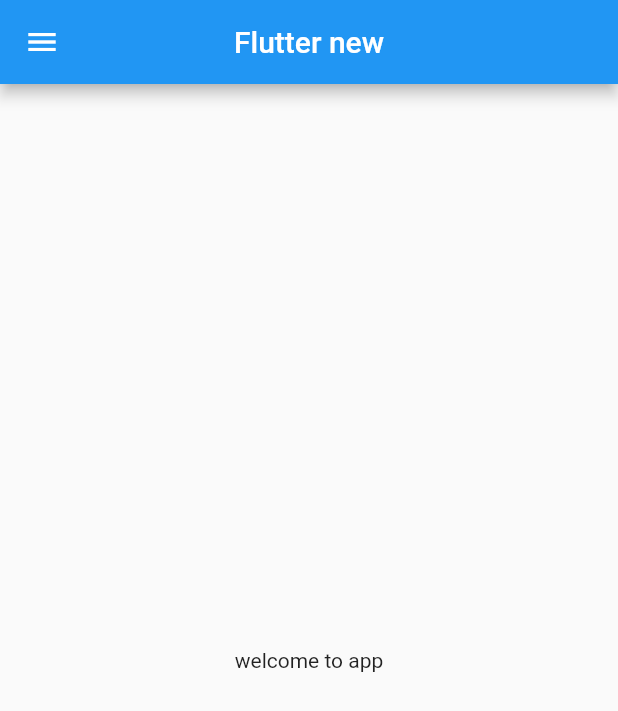
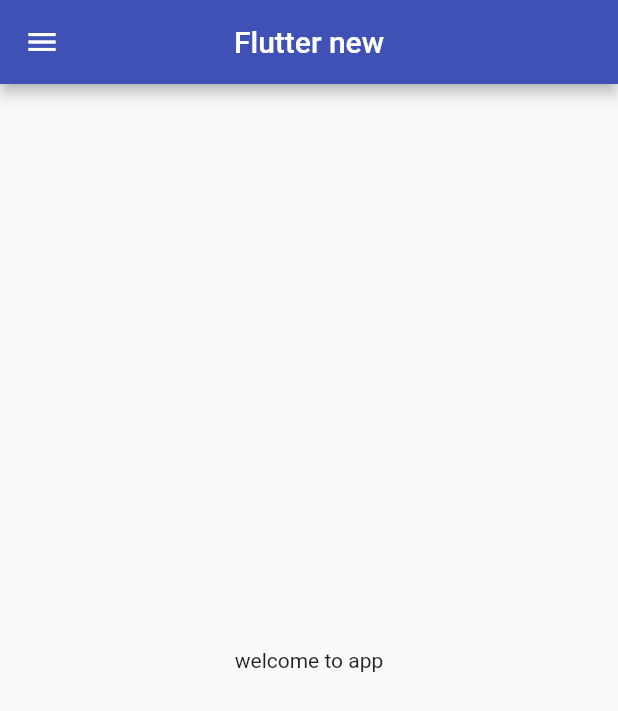
Before and after one commit to spark-coder/Fluttercatalog, a Flutter app: the screen it shows after launch, on a phone screen of 412 x 824 dp. Shown: the top 711 px of the screen. Run offline on Flutter 3.47's test engine with Material 2 defaults, Android fonts, the phone set to English and light mode, and no system bars.

Commit message:
new file created

```diff
--- a/lib/main.dart
+++ b/lib/main.dart
@@ -1,5 +1,6 @@
 import 'package:flutter/material.dart';
-import 'package:flutter_application_2/home_page.dart';
+import 'package:flutter_application_2/pages/home_page.dart';
+import 'package:flutter_application_2/pages/login_page.dart';
 
 void main() {
   runApp(const MyApp());
@@ -11,7 +12,15 @@ class MyApp extends StatelessWidget {
   @override
   Widget build(BuildContext context) {
     return MaterialApp(
-      home: HomePage(),
+      themeMode: ThemeMode.light,
+      theme: ThemeData(primarySwatch: Colors.indigo),
+      darkTheme: ThemeData(
+        brightness: Brightness.dark,
+      ),
+      routes: {
+        "/": (context) => HomePage(),
+        "/login": (context) => LoginPage()
+      },
     );
   }
 }
```
Also changed, not shown: lib/pages/login_page.dart (added, +20 -0 lines), lib/pages/home_page.dart (renamed from lib/home_page.dart).
